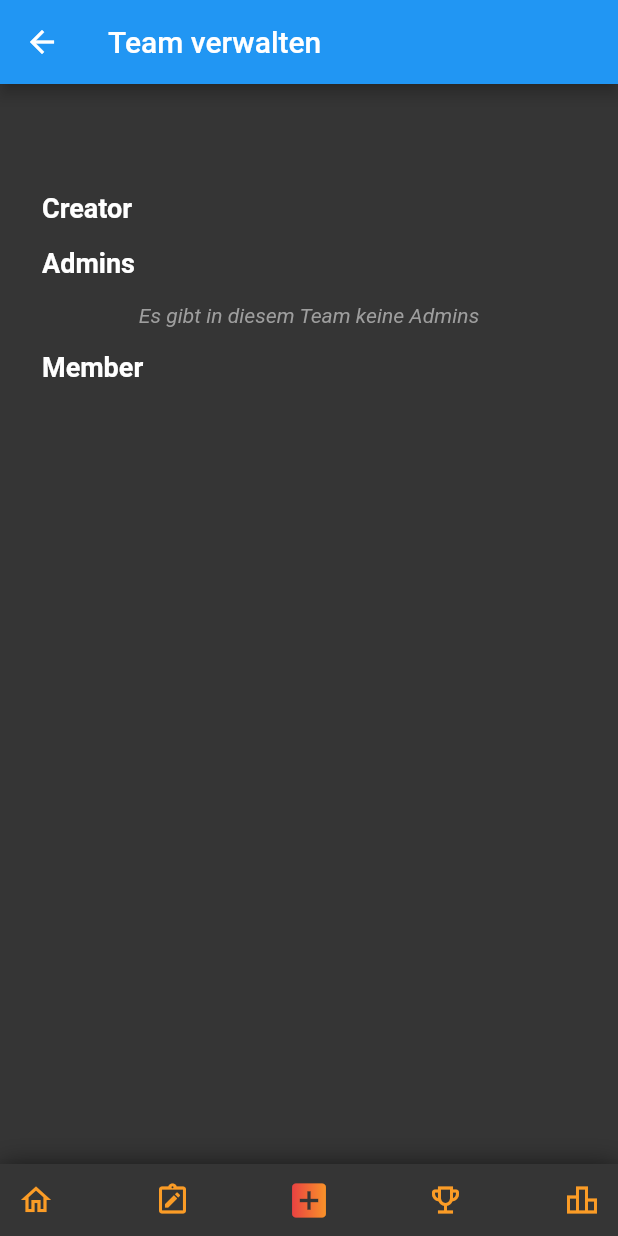
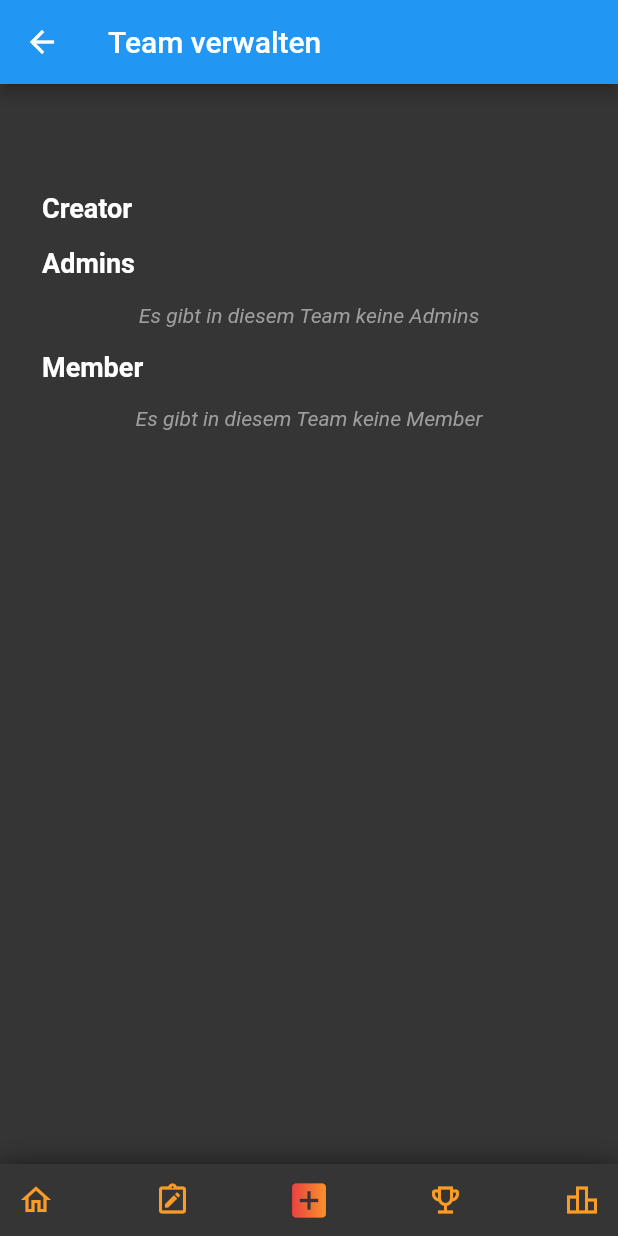
Before and after one commit to Enyaa/MasterProjekt, a Flutter app: the TeamsDetail screen opened by its route, on a phone screen of 412 x 824 dp. Run offline on Flutter 3.47's test engine with Material 2 defaults, Android fonts, the phone set to English and light mode, and no system bars; our stand-ins replace cloud_firestore, firebase_auth, firebase_core, firebase_storage, gradient_widgets, image_picker; accounts and stored records are empty.

Commit message:
+added Team verwaltung func

```diff
--- a/lib/Screens/register.dart
+++ b/lib/Screens/register.dart
@@ -118,7 +118,8 @@ class _RegisterState extends State<Register> {
                               } catch (signUpError) {
                                 if(signUpError is PlatformException){
                                   if(signUpError.code == 'ERROR_EMAIL_ALREADY_IN_USE') {
-                                    ScaffoldMessenger.of(context).showSnackBar(SnackBar(content: Text('Es existiert bereits ein Account mit dieser Adresse')));
+                                    final snackBar = SnackBar(content: Text('Es existiert bereits ein Account mit dieser Adresse.'));
+                                    ScaffoldMessenger.of(context).showSnackBar(snackBar);
                                   }
                                 }
                               }
--- a/lib/Screens/teams-add.dart
+++ b/lib/Screens/teams-add.dart
@@ -73,7 +73,6 @@ class _addTeamState extends State<addTeam> {
           appBar: MyAppbar(title: 'Team erstellen', leading: true),
           body: Padding(
             padding: const EdgeInsets.all(10.0),
-            child: SingleChildScrollView(
             child: ListView(
               shrinkWrap: true,
               children: [
@@ -171,6 +170,7 @@ class _addTeamState extends State<addTeam> {
                   if (!snapshot.hasData)
                     return new Text("Du kennst leider keine User");
                   return new ListView(
+                    physics: NeverScrollableScrollPhysics(),
                     shrinkWrap: true,
                     children: getUsers(snapshot, context),
                   );
@@ -204,7 +204,7 @@ class _addTeamState extends State<addTeam> {
                             MaterialStateProperty.all(Colors.transparent)),
                     child: Text('Team erstellen')))
               ],
-            )),
+            ),
           ),
           bottomNavigationBar: NavigationBar(0),
         ));
--- a/lib/Screens/teams-detail.dart
+++ b/lib/Screens/teams-detail.dart
@@ -24,6 +24,8 @@ class TeamsDetail extends StatefulWidget {
 class _TeamsDetailState extends State<TeamsDetail> {
 
   final FirebaseAuth auth = FirebaseAuth.instance;
+  List<dynamic> changeList = [];
+  bool changed = false;
 
   String getUid() {
     final User? user = auth.currentUser;
@@ -38,6 +40,24 @@ class _TeamsDetailState extends State<TeamsDetail> {
     List<String> creatorList = [];
     creatorList.add(widget.creator);
 
+    Future<void> updateAdmins() async {
+      return FirebaseFirestore.instance
+          .collection('teams')
+          .doc(widget.teamID)
+          .update({'admins': widget.admins})
+          .then((value) => print("Admins updated"))
+          .catchError((error) => print("Failed to update admins: $error"));
+    }
+
+    Future<void> updateMember() async {
+      return FirebaseFirestore.instance
+          .collection('teams')
+          .doc(widget.teamID)
+          .update({'member': widget.member})
+          .then((value) => print("Member updated"))
+          .catchError((error) => print("Failed to update member: $error"));
+    }
+
     return MyWillPopScope(
         text: 'Zur Teams-Übersicht zurückkehren?',
         destination: '/teams',
@@ -47,7 +67,8 @@ class _TeamsDetailState extends State<TeamsDetail> {
             Navigator.pop(context);
             Navigator.pushReplacementNamed(context, '/teams');
           })),
-      body: Container(
+      body: SingleChildScrollView(
+        child: Container(
             margin: EdgeInsets.all(20),
             child: Column(
               crossAxisAlignment: CrossAxisAlignment.start,
@@ -69,6 +90,7 @@ class _TeamsDetailState extends State<TeamsDetail> {
                     builder:
                         (BuildContext context, AsyncSnapshot<QuerySnapshot> snapshot) {
                       return new ListView(
+                        physics: NeverScrollableScrollPhysics(),
                         shrinkWrap: true,
                         children: getUsers(snapshot, context, creatorList),
                       );
@@ -93,6 +115,7 @@ class _TeamsDetailState extends State<TeamsDetail> {
                           ),
                         );
                       return new ListView(
+                        physics: NeverScrollableScrollPhysics(),
                         shrinkWrap: true,
                         children: getUsers(snapshot, context, widget.admins),
                       );
@@ -106,16 +129,69 @@ class _TeamsDetailState extends State<TeamsDetail> {
                     stream: snapshots,
                     builder:
                         (BuildContext context, AsyncSnapshot<QuerySnapshot> snapshot) {
-                    if (!snapshot.hasData)
-                      return new Text("Du kennst leider keine User");
+                      if (widget.member.isEmpty)
+                        return Container(
+                          alignment: Alignment.center,
+                          child: Padding(
+                            padding: const EdgeInsets.all(8.0),
+                            child: new Text("Es gibt in diesem Team keine Member", textAlign: TextAlign.center, style: TextStyle(
+                                color: Colors.grey, fontStyle: FontStyle.italic
+                            ),),
+                          ),
+                        );
                       return new ListView(
                         shrinkWrap: true,
+                        physics: NeverScrollableScrollPhysics(),
                         children: getUsers(snapshot, context, widget.member),
                       );
                     }
                 ),
+                    new Container(
+                      margin: EdgeInsets.only(top: 20.0),
+                      child: Visibility(
+                        visible: changed,
+                        child: Container(
+                          width: 370,
+                          height: 50,
+                          decoration: const BoxDecoration(
+                              gradient: LinearGradient(
+                                begin: Alignment.centerLeft,
+                                end: Alignment.centerRight,
+                                // 10% of the width, so there are ten blinds.
+                                colors: <Color>[
+                                  Color(0xffE53147),
+                                  Color(0xffFB9C26)
                                 ],
+                                // red to yellow
+                                tileMode: TileMode
+                                    .repeated, // repeats the gradient over the canvas
+                              ),
+                              borderRadius:
+                                  BorderRadius.all(Radius.circular(50))),
+                          child: ElevatedButton(
+                              style: ButtonStyle(
+                                  backgroundColor: MaterialStateProperty.all(
+                                      Colors.transparent),
+                                  shadowColor: MaterialStateProperty.all(
+                                      Colors.transparent)),
+                              onPressed: () {
+                                updateAdmins();
+                                updateMember();
+                                setState(() {
+                                  changed = false;
+                                  changeList.clear();
+                                });
+                                final snackBar =
+                                    SnackBar(content: Text('Team angepasst.'));
+                                ScaffoldMessenger.of(context)
+                                    .showSnackBar(snackBar);
+                              },
+                              child: Text("Speichern")),
+                        ),
+                      ),
                     )
+                  ],
+                )),
           ),
           bottomNavigationBar: NavigationBar(0),
         ));
@@ -132,14 +208,29 @@ class _TeamsDetailState extends State<TeamsDetail> {
           dense: true,
           onTap: () {
             setState(() {
+              if (doc['uid'] != widget.creator) {
+                if (!widget.admins.contains(doc['uid'])
+                ){
+                  widget.admins.add(doc['uid']);
+                  widget.member.remove(doc['uid']);
+                } else {
+                  widget.member.add(doc['uid']);
+                  widget.admins.remove(doc['uid']);
                 }
-            );
+
+                if (changeList.contains(doc['uid']))
+                  changeList.remove(doc['uid']);
+                else
+                  changeList.add(doc['uid']);
+
+                if (changeList.isEmpty)
+                  changed = false;
+                else
+                  changed = true;
+              }
+            });
           },
         )))
         .toList();
   }
-
-  promoteUser(){
-
 }
-}
```
Lines whose indentation alone changed are shown as unchanged.
